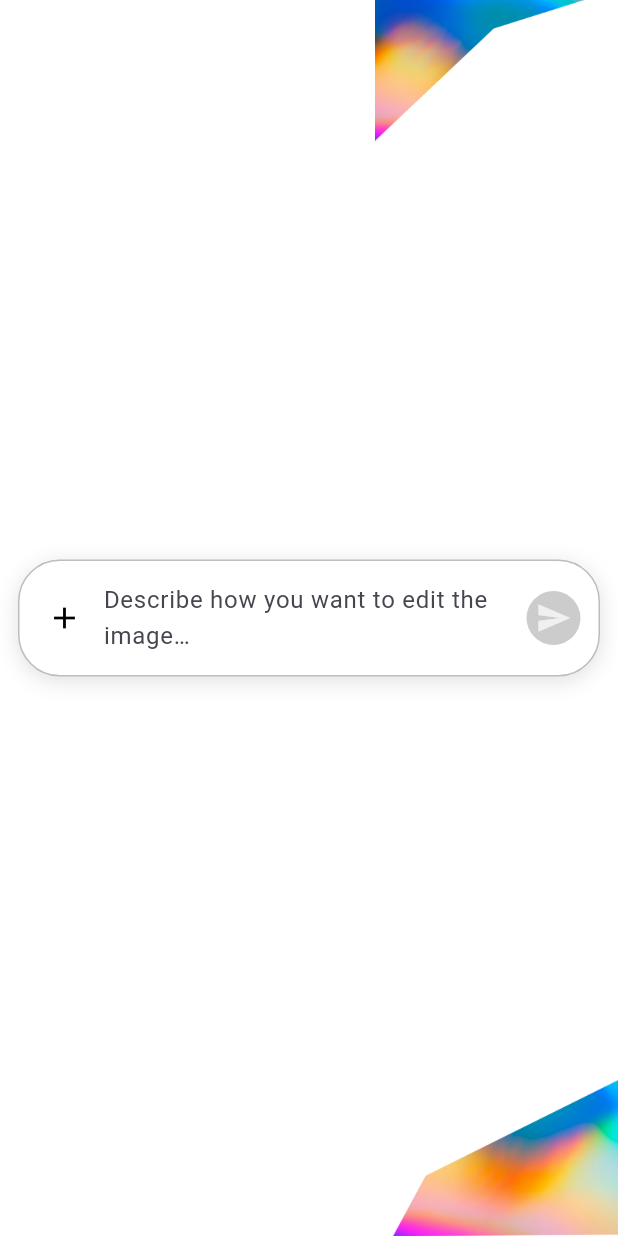
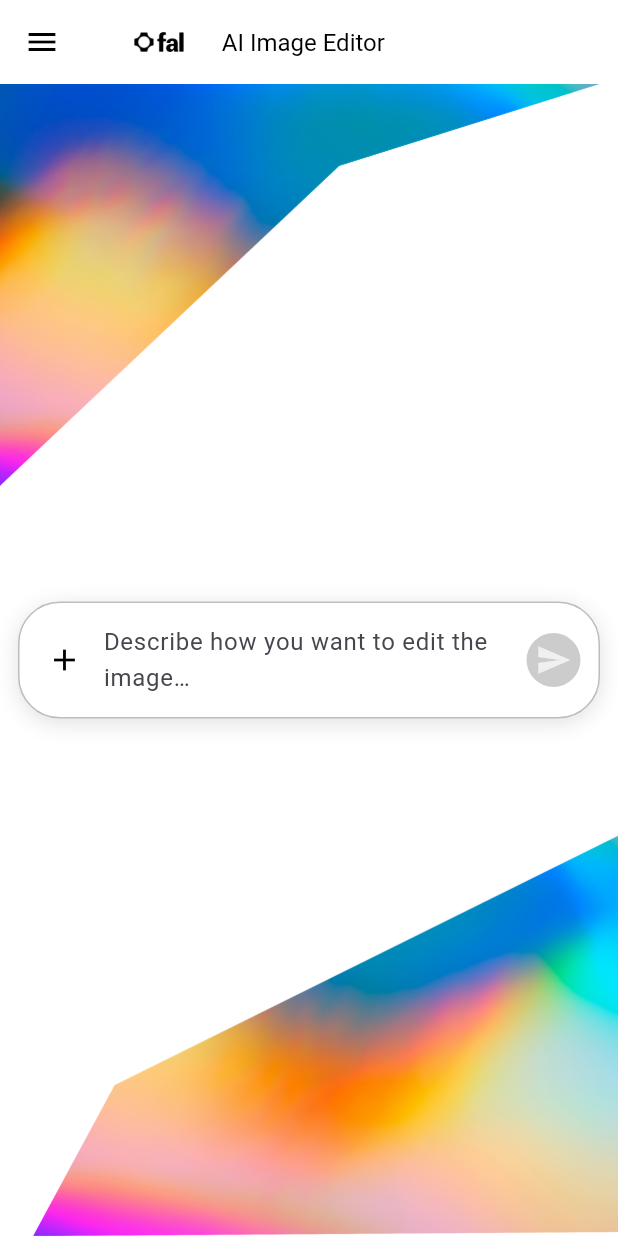
Before and after one commit to Mehdic01/ai-image-editor-frontend, a Flutter app: the screen it shows after launch, on a phone screen of 412 x 824 dp. Run offline on Flutter 3.47's test engine with Material 3 defaults, Android fonts, the phone set to English and light mode, and no system bars; our stand-ins replace equatable, file_picker; missing offline and left inert: dart:html.

Commit message:
responsive design

```diff
--- a/lib/ui/views/home_view.dart
+++ b/lib/ui/views/home_view.dart
@@ -19,6 +19,7 @@ class HomeView extends StatefulWidget {
 class _HomeViewState extends State<HomeView> {
   final _repo = JobsRepository(ApiClient());
   final _sidebarKey = GlobalKey<JobsSidebarState>();
+  final _scaffoldKey = GlobalKey<ScaffoldState>();
 
   late TextEditingController _promptController;
   Uint8List? _bytes;
@@ -104,19 +105,91 @@ class _HomeViewState extends State<HomeView> {
     final contentMaxWidth = isNarrow ? size.width - 24 : 800.0;
 
     return Scaffold(
+      key: _scaffoldKey,
       backgroundColor: Colors.white,
+      appBar:
+          isNarrow
+              ? AppBar(
+                elevation: 0,
+                backgroundColor: Colors.white,
+                foregroundColor: Colors.black,
+                leading: IconButton(
+                  icon: const Icon(Icons.menu),
+                  tooltip: 'Open menu',
+                  onPressed: () => _scaffoldKey.currentState?.openDrawer(),
+                ),
+                title: Row(
+                  children: [
+                    Image.asset('assets/icons/fal_logo.png', height: 24),
+                    const SizedBox(width: 8),
+                    const Text(
+                      'AI Image Editor',
+                      style: TextStyle(color: Colors.black, fontSize: 16),
+                    ),
+                  ],
+                ),
+              )
+              : null,
+      drawer:
+          isNarrow
+              ? Drawer(
+                child: SafeArea(
+                  child: Builder(
+                    builder:
+                        (drawerContext) => JobsSidebar(
+                          key: _sidebarKey,
+                          repo: _repo,
+                          width: 304,
+                          selectedJobId: _selectedJobId,
+                          onCreateNew: () {
+                            Navigator.of(drawerContext).pop();
+                            setState(() {
+                              _selectedJobId = null;
+                              _job = null;
+                              _error = null;
+                              _bytes = null;
+                              _filename = null;
+                              _prompt = '';
+                              _promptController.text = '';
+                            });
+                          },
+                          onOpen: (id) async {
+                            Navigator.of(drawerContext).pop();
+                            setState(() {
+                              _selectedJobId = id;
+                              _job = null;
+                              _error = null;
+                              _bytes = null;
+                              _filename = null;
+                              _prompt = '';
+                              _promptController.text = '';
+                            });
+                            try {
+                              final j = await _repo.getJob(id);
+                              if (!mounted) return;
+                              setState(() => _job = j);
+                            } catch (e) {
+                              if (!mounted) return;
+                              setState(() => _error = e.toString());
+                            }
+                          },
+                        ),
+                  ),
+                ),
+              )
+              : null,
       body: Stack(
         children: [
           // Decorative corner backgrounds (light image), non-interactive
           Positioned(
-            left: 250,
+            left: isNarrow ? 0 : 250,
             top: 0,
             child: IgnorePointer(
               child: Opacity(
                 opacity: 1,
                 child: Image.asset(
                   'assets/icons/top.png',
-                  width: isNarrow ? 140 : 600,
+                  width: isNarrow ? 400 : 600,
                   fit: BoxFit.contain,
                 ),
               ),
@@ -128,7 +201,7 @@ class _HomeViewState extends State<HomeView> {
             child: IgnorePointer(
               child: Image.asset(
                 'assets/icons/down.png',
-                width: isNarrow ? 160 : 600,
+                width: isNarrow ? 400 : 600,
                 fit: BoxFit.fill,
               ),
             ),
```
Also changed, not shown: 2 other files.
